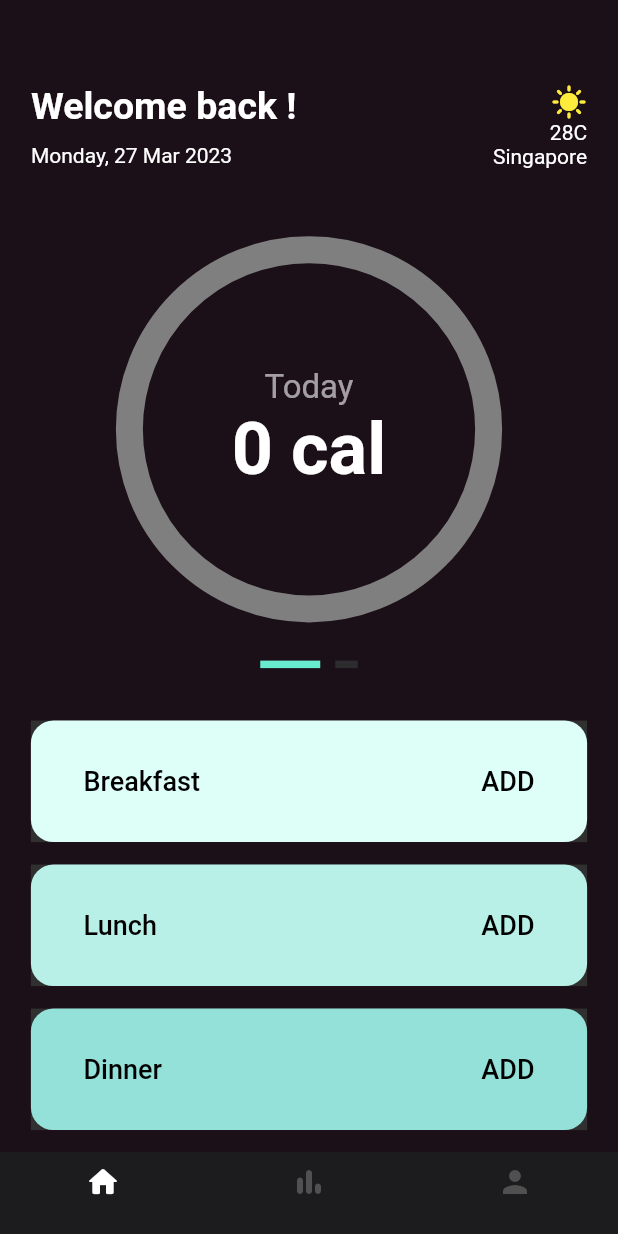
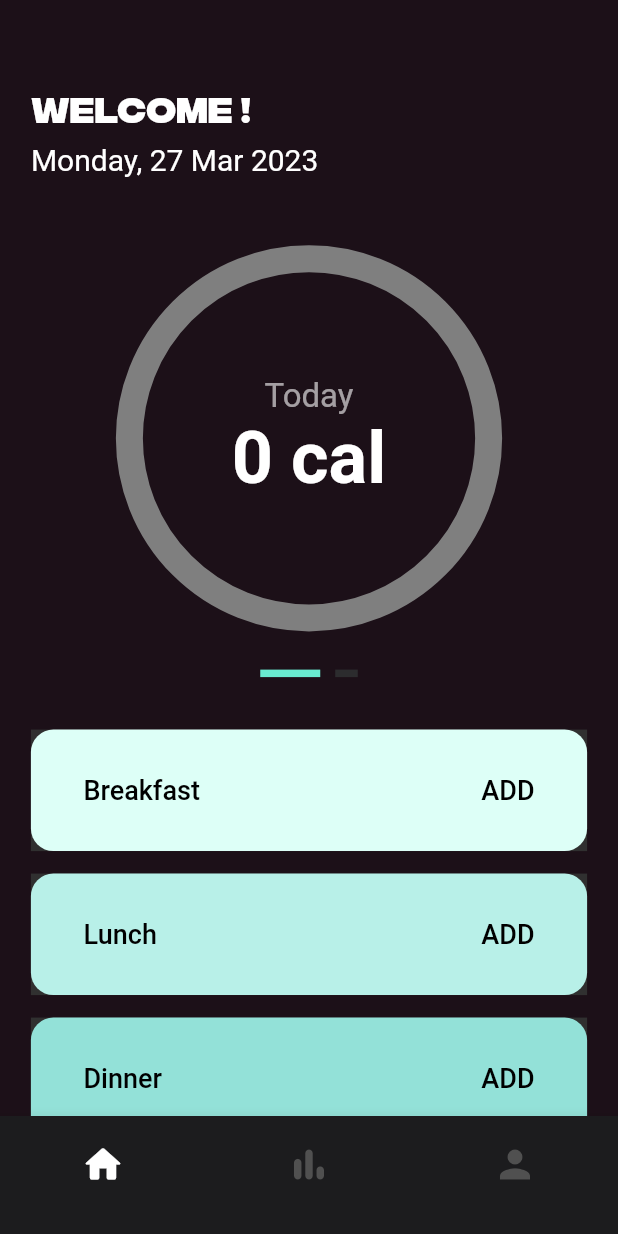
Before and after one commit to deadinside1880/CaloriFit, a Flutter app: the Home screen opened directly, on a phone screen of 412 x 824 dp. Run offline on Flutter 3.47's test engine with Material 2 defaults, Android fonts, the phone set to English and light mode, and no system bars; drawn by our look-alikes of percent_indicator; our stand-ins replace cloud_firestore, firebase_auth, firebase_core, firebase_storage, fl_chart, image_picker and 2 more; missing offline and left inert: dart:ffi, tflite_flutter, tflite_flutter_helper; accounts and stored records are empty; network calls fail; project files that could hold a hidden picture were left out.

Commit message:
Fixed minor inconsistencies

```diff
--- a/lib/screens/home.dart
+++ b/lib/screens/home.dart
@@ -5,7 +5,6 @@ import 'package:calori_fit/screens/profilescreen.dart';
 import 'package:calori_fit/styles/Colors.dart';
 import 'package:flutter/material.dart';
 import 'package:provider/provider.dart';
-
 
 import 'achievementscreen.dart';
 import 'homescreen.dart';
@@ -24,22 +23,26 @@ class _HomeState extends State<Home> {
   late PageController _pageController;
   bool isLoading = true;
 
-  void pageTapped(int page){
+  void pageTapped(int page) {
     _pageController.jumpToPage(page);
   }
 
-  void onPageChanged(int page){
+  void onPageChanged(int page) {
     setState(() {
       _page = page;
     });
   }
 
-  void setUser(BuildContext context) async{
+  void setUser(BuildContext context) async {
     setState(() {
       isLoading = true;
     });
     setState(() {
-      homescreens = [const HomeScreen(), const AchievementScreen(), const ProfileScreen(),];
+      homescreens = [
+        const HomeScreen(),
+        const AchievementScreen(),
+        const ProfileScreen(),
+      ];
       isLoading = false;
     });
   }
@@ -49,17 +52,21 @@ class _HomeState extends State<Home> {
     // TODO: implement initState
     super.initState();
     _pageController = PageController();
-    homescreens = [const HomeScreen(), const AchievementScreen(), const ProfileScreen(),];
+    homescreens = [
+      const HomeScreen(),
+      const AchievementScreen(),
+      const ProfileScreen(),
+    ];
   }
 
   @override
-  void dispose(){
+  void dispose() {
     super.dispose();
     _pageController.dispose();
   }
 
   @override
-  Widget build(BuildContext context){
+  Widget build(BuildContext context) {
     setUser(context);
     return Scaffold(
       appBar: AppBar(
@@ -69,7 +76,8 @@ class _HomeState extends State<Home> {
         centerTitle: true,
         shadowColor: Colors.transparent,
       ),
-      body: isLoading? const Loader()
+      body: isLoading
+          ? const Loader()
           : PageView(
               controller: _pageController,
               onPageChanged: onPageChanged,
@@ -80,18 +88,30 @@ class _HomeState extends State<Home> {
         currentIndex: _page,
         items: [
           BottomNavigationBarItem(
-            icon: Icon(Icons.home_rounded,
-            color: _page == 0? Colors.white : const Color(0xFF505050),
+              icon: SizedBox(
+                  height: 50,
+                  child: Icon(
+                    Icons.home_rounded,
+                    size: 30,
+                    color: _page == 0 ? Colors.white : const Color(0xFF505050),
+                  )),
+              label: ''),
+          BottomNavigationBarItem(
+              icon: SizedBox(
+                height: 50,
+                child: Icon(Icons.bar_chart_rounded,
+                    size: 30,
+                    color: _page == 1 ? Colors.white : const Color(0xFF505050)),
               ),
               label: ''),
           BottomNavigationBarItem(
-            icon: Icon(Icons.bar_chart_rounded,
-            color: _page == 1? Colors.white : const Color(0xFF505050)
+              icon: SizedBox(
+                height: 50,
+                child: Icon(
+                  Icons.person,
+                  size: 30,
+                  color: _page == 2 ? Colors.white : const Color(0xFF505050),
                 ),
-            label: ''),
-          BottomNavigationBarItem(
-            icon: Icon(Icons.person,
-            color: _page == 2? Colors.white : const Color(0xFF505050),
               ),
               label: ''),
         ],
--- a/lib/screens/homescreen.dart
+++ b/lib/screens/homescreen.dart
@@ -80,27 +80,17 @@ class _HomeScreenState extends State<HomeScreen> {
                 crossAxisAlignment: CrossAxisAlignment.start,
                 children: [
                    Text(
-                    "Welcome back $_firstName!",
-                    style: const TextStyle(fontSize: 25, fontWeight: FontWeight.w600),
+                    "Welcome $_firstName!",
+                    style: const TextStyle(fontSize: 24, fontWeight: FontWeight.w700, fontFamily: 'IntegralCF'),
                   ),
                   const SizedBox(
                     height: 10,
                   ),
-                  Text(datestr)
+                  Text(datestr, style: const TextStyle(fontSize: 20))
                 ],
               ),
               Flexible(child: Container()),
-              Column(
-                crossAxisAlignment: CrossAxisAlignment.end,
-                children: const [
-                  Icon(
-                    Icons.sunny,
-                    color: Colors.yellow,
-                  ),
-                  Text("28C"),
-                  Text("Singapore")
-                ],
-              )
+
             ],
           ),
           const SizedBox(
--- a/lib/screens/loginscreen.dart
+++ b/lib/screens/loginscreen.dart
@@ -114,7 +114,7 @@ class _LoginScreenState extends State<LoginScreen> {
                 const Text("Welcome back", style: TextStyle(fontSize: 28, fontWeight: FontWeight.w900, color: Colors.white),),
                 const SizedBox(height: 5,),
                 const Text("Log in to your account", style: TextStyle(fontSize: 15, color: Colors.white),),
-                SizedBox(height: MediaQuery.of(context).size.height,),
+                SizedBox(height: MediaQuery.of(context).size.height/20,),
                 const Text("Email", style: TextStyle(color: maingreen),),
                 Stack(
                   alignment: Alignment.centerRight,
--- a/lib/screens/onboarding.dart
+++ b/lib/screens/onboarding.dart
@@ -83,7 +83,7 @@ class _OnboardingScreenState extends State<OnboardingScreen> {
                       onTap: () {
                         if (state) {
                           Navigator.of(context).push(MaterialPageRoute(
-                              builder: (context) => const SignUpScreen()));
+                              builder: (context) => const LoginScreen()));
                         } else {
                           setState(() {
                             state = true;
--- a/lib/screens/profilescreen.dart
+++ b/lib/screens/profilescreen.dart
@@ -95,9 +95,9 @@ class _ProfileScreenState extends State<ProfileScreen> {
             ],
           ),
           const SizedBox(height: 20,),
-          Text(_firstName, style: const TextStyle(fontSize: 40, fontWeight: FontWeight.w900),),
+          Text(_firstName, style: const TextStyle(fontSize: 32, fontWeight: FontWeight.w700, fontFamily: 'IntegralCF'),),
           const SizedBox(height: 10,),
-          Text(_lastName, style: const TextStyle(fontSize: 40, fontWeight: FontWeight.w900),),
+          Text(_lastName, style: const TextStyle(fontSize: 32, fontWeight: FontWeight.w700, fontFamily: 'IntegralCF'),),
           const SizedBox(height: 50,),
           ProfileScreenOption(
             onPress: () => Navigator.of(context).push(MaterialPageRoute(builder: (context) => const EditProfileScreen())) ,
```
Also changed, not shown: lib/Widgets/AddNewMeal.dart (+5 -5 lines). Lines whose indentation alone changed are shown as unchanged.
